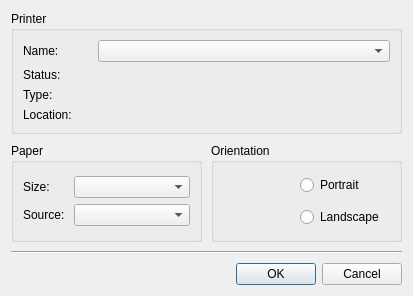
First picture: the form in omodscan/dialogs/dialogprintsettings.ui, repository sanny32/OpenModScan, before the edit.
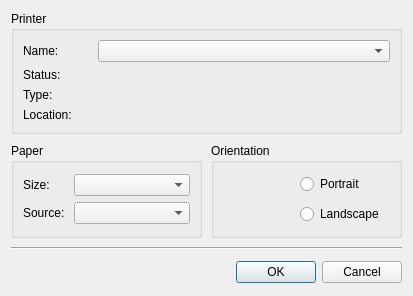
Second picture: the form after the edit.

Patch:
```diff
--- a/omodscan/dialogs/dialogprintsettings.ui
+++ b/omodscan/dialogs/dialogprintsettings.ui
@@ -245,6 +245,12 @@
    </item>
    <item>
     <widget class="QDialogButtonBox" name="buttonBox">
+     <property name="minimumSize">
+      <size>
+       <width>0</width>
+       <height>26</height>
+      </size>
+     </property>
      <property name="orientation">
       <enum>Qt::Horizontal</enum>
      </property>
```
Left out of the diff: 10 changed lines with no effect on the pictures.
